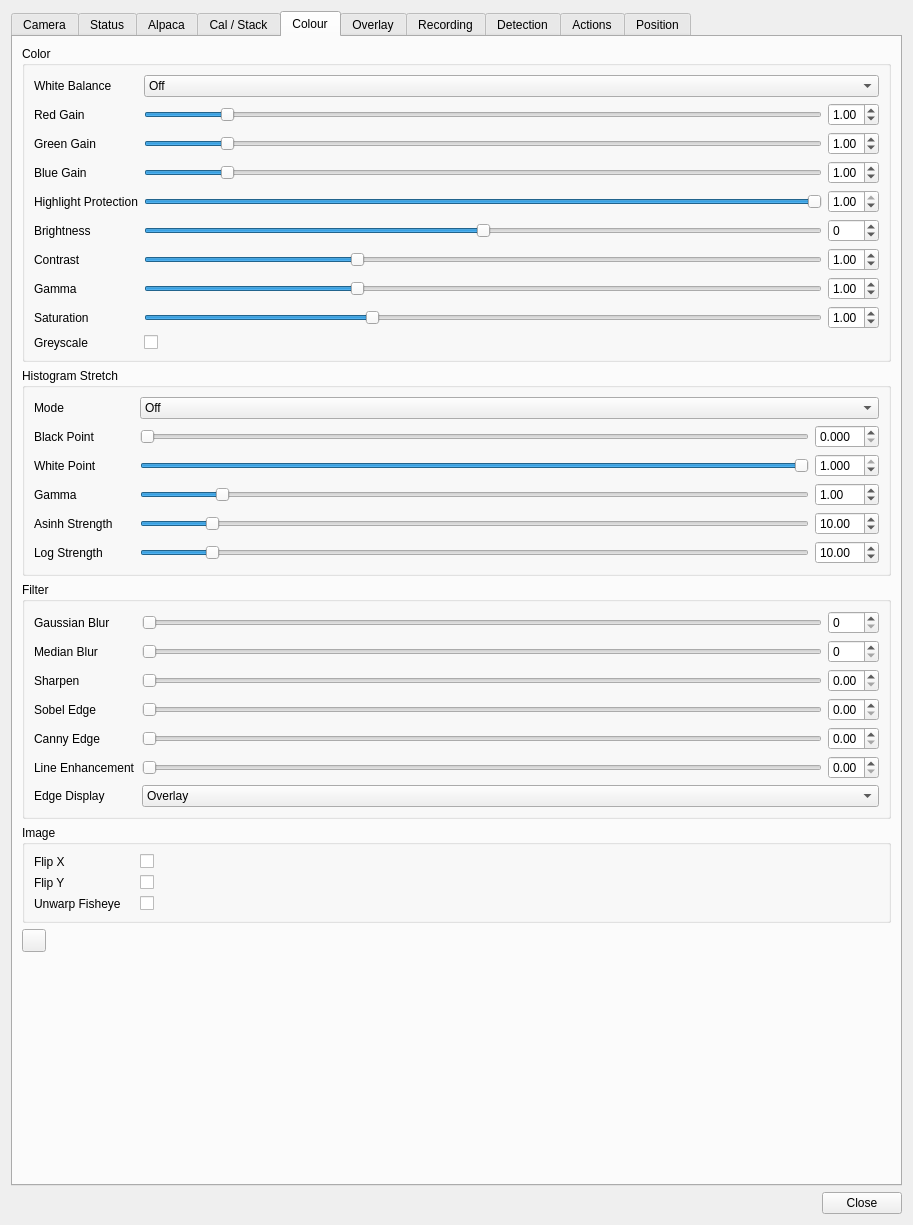
Qt form plugins/feature/camera/camerasettingsdialog.ui (srcejon/sdrangel) before a commit.
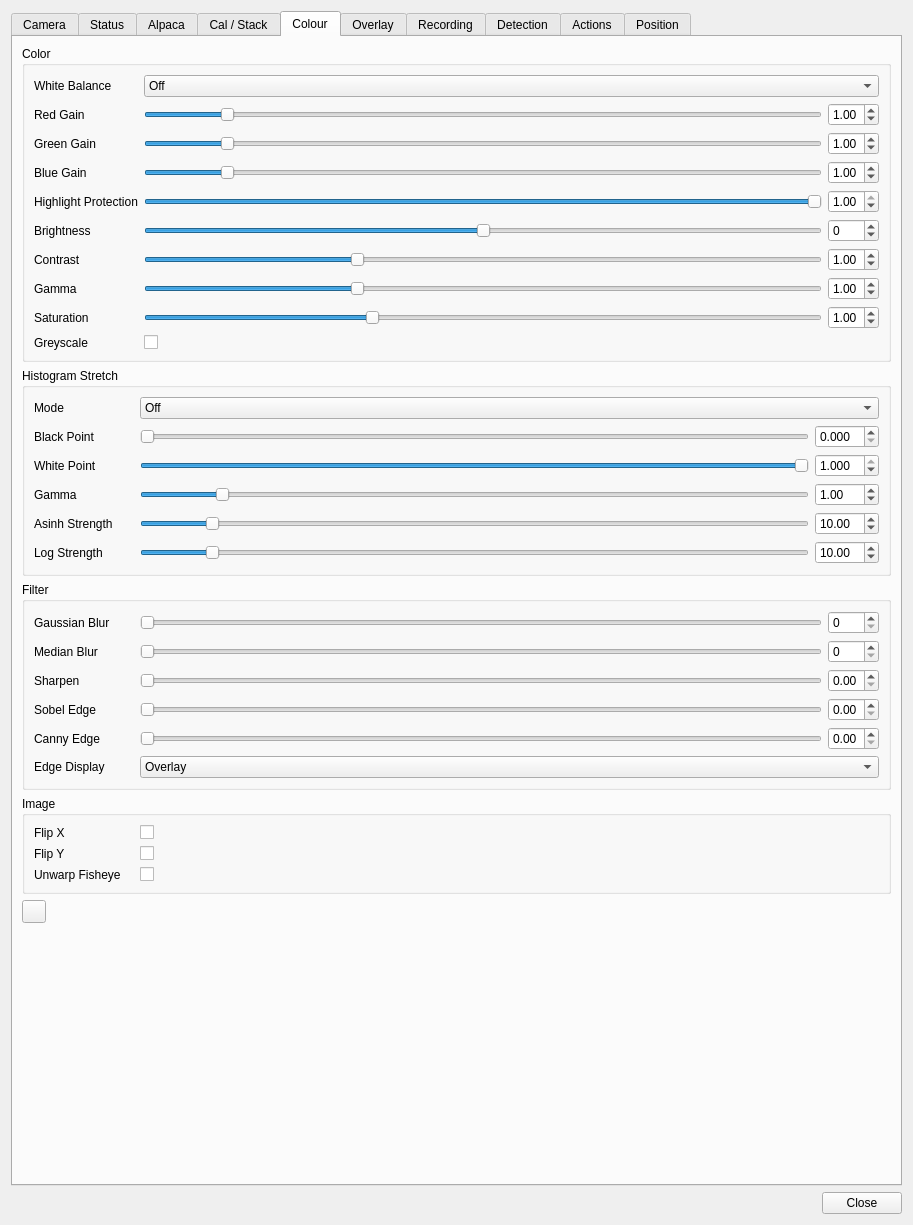
The same form after that commit. The open tabs and pages were chosen to show the change. Icons and pictures are not drawn. Custom widgets are drawn as their Qt base class.

Commit message: Remove camera line enhancement

What changed in the file:
```diff
--- a/plugins/feature/camera/camerasettingsdialog.ui
+++ b/plugins/feature/camera/camerasettingsdialog.ui
@@ -2298,41 +2298,6 @@
             </property>
            </widget>
           </item>
-          <item row="5" column="1">
-           <widget class="QSlider" name="lineEnhancementSlider">
-            <property name="toolTip">
-             <string>Thin line enhancement amount</string>
-            </property>
-            <property name="minimum">
-             <number>0</number>
-            </property>
-            <property name="maximum">
-             <number>300</number>
-            </property>
-            <property name="value">
-             <number>0</number>
-            </property>
-            <property name="orientation">
-             <enum>Qt::Orientation::Horizontal</enum>
-            </property>
-           </widget>
-          </item>
-          <item row="5" column="2">
-           <widget class="QDoubleSpinBox" name="lineEnhancementSpin">
-            <property name="toolTip">
-             <string>Thin line enhancement amount</string>
-            </property>
-            <property name="decimals">
-             <number>2</number>
-            </property>
-            <property name="maximum">
-             <double>3.000000000000000</double>
-            </property>
-            <property name="singleStep">
-             <double>0.010000000000000</double>
-            </property>
-           </widget>
-          </item>
           <item row="1" column="0">
            <widget class="QLabel" name="medianBlurLabel">
             <property name="text">
@@ -2463,13 +2428,6 @@
             </property>
            </widget>
           </item>
-          <item row="5" column="0">
-           <widget class="QLabel" name="lineEnhancementLabel">
-            <property name="text">
-             <string>Line Enhancement</string>
-            </property>
-           </widget>
-          </item>
           <item row="1" column="2">
            <widget class="QSpinBox" name="medianBlurSpin">
             <property name="toolTip">
```
The commit also changes 7 other files.
